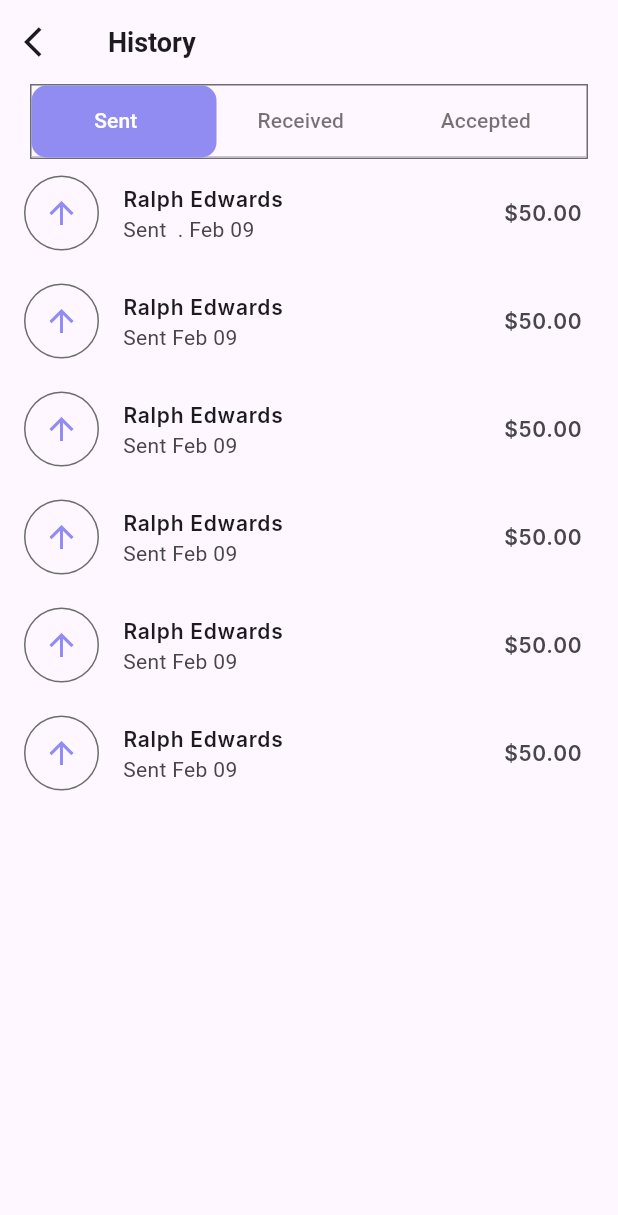
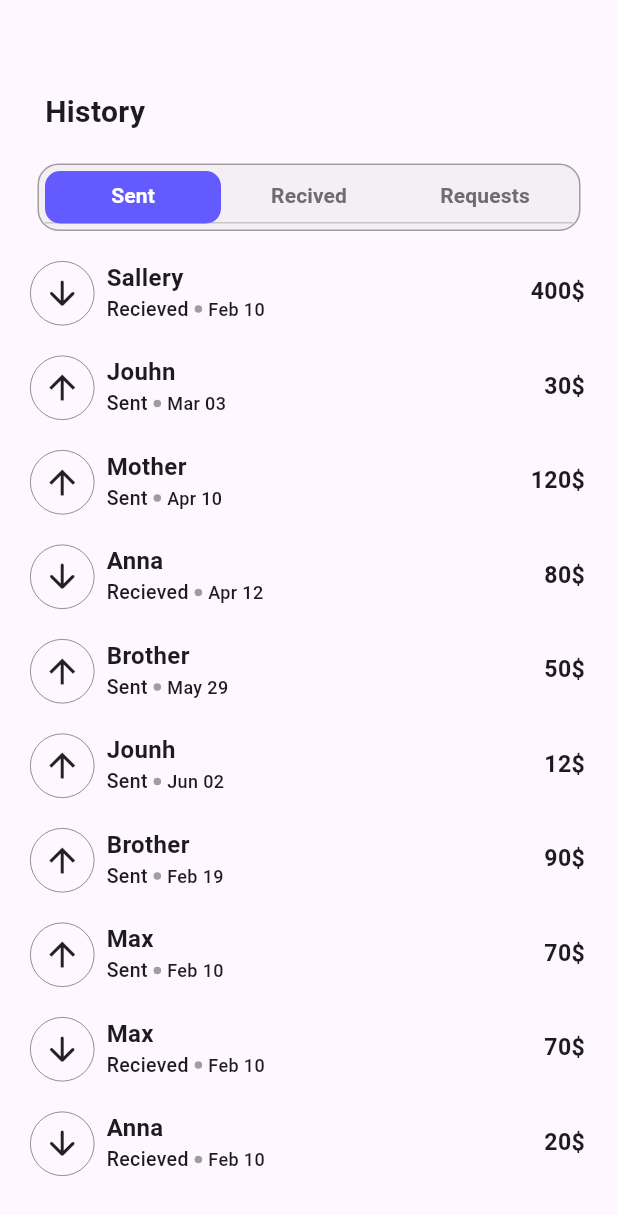
Before and after one commit to amir-hossein-rajaezadeh/flutter_bank, a Flutter app: the HistoryPage screen opened by its route, on a phone screen of 412 x 824 dp. Shown: the top 1215 px of the screen. Run offline on Flutter 3.47's test engine with Material 3 defaults, Android fonts, the light colour scheme and no system bars; our stand-ins replace animated_theme_switcher, bloc, equatable, flutter_bloc, flutter_screenutil, go_router; Roboto replaces fonts that are missing (Inter).

Commit message:
adding historyPage

```diff
--- a/lib/screens/cards_page.dart
+++ b/lib/screens/cards_page.dart
@@ -1,8 +1,8 @@
 import 'package:flutter/material.dart';
 import 'package:flutter_bank/model/models.dart';
 import 'package:flutter_bank/utils/my_colors.dart';
-import '../widgets/card_content.dart';
-import '../widgets/cool_swiper.dart';
+import '../widgets/card/card_content.dart';
+import '../widgets/card/cool_swiper.dart';
 
 class CardsPage extends StatefulWidget {
   const CardsPage({super.key});
--- a/lib/screens/history_page.dart
+++ b/lib/screens/history_page.dart
@@ -1,8 +1,11 @@
+import 'package:flutter/cupertino.dart';
 import 'package:flutter/material.dart';
-import 'package:flutter_bank/utils/my_colors.dart';
-import 'package:flutter_bank/widgets/tabbar_widget.dart';
+import 'package:flutter/widgets.dart';
+import 'package:flutter_bank/widgets/custom_app_bar.dart';
 
 import '../model/models.dart';
+import '../utils/my_colors.dart';
+import '../widgets/transaction_item.dart';
 
 class HistoryPage extends StatefulWidget {
   const HistoryPage({super.key});
@@ -12,102 +15,94 @@ class HistoryPage extends StatefulWidget {
 }
 
 class _HistoryPageState extends State<HistoryPage>
-    with TickerProviderStateMixin {
-  late final TabController tabController;
+    with SingleTickerProviderStateMixin {
+  late final TabController _tabController =
+      TabController(vsync: this, length: tabList.length);
 
-  @override
-  void initState() {
-    super.initState();
-    tabController = TabController(length: 3, vsync: this);
-  }
-
+  final List<Tab> tabList = [
+    const Tab(
+      text: "Sent",
+    ),
+    const Tab(
+      text: "Recived",
+    ),
+    const Tab(
+      text: "Requests",
+    ),
+  ];
   @override
   void dispose() {
-    tabController.dispose();
+    _tabController.dispose();
     super.dispose();
   }
 
   @override
   Widget build(BuildContext context) {
-    return Scaffold(
-      appBar: AppBar(
-        leading: IconButton(
-          onPressed: () {
-            Navigator.pop(context);
-          },
-          icon: const Icon(Icons.arrow_back_ios),
+    return DefaultTabController(
+      length: tabList.length,
+      initialIndex: 0,
+      child: Scaffold(
+        body: Column(
+          children: [
+            buildCustomAppBarWidget("History"),
+            Container(
+              height: 45,
+              margin: const EdgeInsets.only(right: 25, left: 25, top: 20),
+              decoration: BoxDecoration(
+                color: Colors.grey.withOpacity(0.1),
+                borderRadius: BorderRadius.circular(14),
+                border: Border.all(color: Colors.grey),
               ),
-        title: const Text(
-          "History",
-          style: TextStyle(
-            fontSize: 18,
-            fontWeight: FontWeight.w700,
+              child: TabBar(
+                tabs: tabList,
+                controller: _tabController,
+                indicatorSize: TabBarIndicatorSize.tab,
+                padding: const EdgeInsets.all(4),
+                indicator: const BoxDecoration(
+                  color: MyColors.darkPurple,
+                  borderRadius: BorderRadius.all(
+                    Radius.circular(10),
                   ),
                 ),
-      ),
-      body: Column(
-        children: [
-          Container(
-            margin: const EdgeInsets.only(right: 20, left: 20),
-            decoration: BoxDecoration(
-              border: Border.all(color: MyColors.grey),
-            ),
-            child: TabBar(
-              controller: tabController,
-              indicatorSize: TabBarIndicatorSize.tab,
-              //dividerColor: Colors.transparent,
-              indicator: const BoxDecoration(
-                color: MyColors.darkPurple,
-                borderRadius: BorderRadius.all(Radius.circular(10)),
-              ),
                 labelColor: Colors.white,
-              unselectedLabelColor: Colors.black54,
-              tabs: const [
-                TabItem(title: 'Sent'),
-                TabItem(title: 'Received'),
-                TabItem(title: 'Accepted'),
-              ],
+                unselectedLabelColor: MyColors.grey,
+                labelStyle: const TextStyle(fontWeight: FontWeight.w700),
+                unselectedLabelStyle: const TextStyle(
+                    color: Colors.black54, fontWeight: FontWeight.w700),
               ),
             ),
+            Expanded(
+              child: TabBarView(
+                controller: _tabController,
+                children: [
                   ListView.builder(
+                    itemCount: getTransactionList().length,
                     shrinkWrap: true,
-            itemCount: getHistoryList().length,
+                    padding: const EdgeInsets.only(top: 0),
+                    scrollDirection: Axis.vertical,
                     itemBuilder: (context, index) {
-              final historyItem = getHistoryList()[index];
-              return ListTile(
-                leading: Container(
-                  decoration: BoxDecoration(
-                      borderRadius: BorderRadius.circular(100),
-                      border: Border.all(color: MyColors.grey)),
-                  child: IconButton(
-                    icon: const Icon(
-                      Icons.arrow_upward,
-                      color: MyColors.darkPurple,
+                      final TransactionModel transactionItem =
+                          getTransactionList()[index];
+                      return buildTransactionItemWidget(transactionItem);
+                    },
                   ),
-                    onPressed: () {},
-                  ),
-                ),
-                title: Text(
-                  historyItem.title,
-                  style: const TextStyle(
-                      fontSize: 14,
-                      fontWeight: FontWeight.w600,
-                      fontFamily: 'Inter'),
-                ),
-                subtitle: Text(historyItem.subtitle),
-                trailing: Text(
-                  historyItem.trailing,
-                  style: const TextStyle(
-                      fontSize: 14,
-                      fontWeight: FontWeight.w600,
-                      fontFamily: 'Inter'),
-                ),
-              );
+                  ListView.builder(
+                    itemCount: 2,
+                    shrinkWrap: true,
+                    padding: const EdgeInsets.only(top: 0),
+                    scrollDirection: Axis.vertical,
+                    itemBuilder: (context, index) {
+                      final TransactionModel transactionItem =
+                          getTransactionList()[index];
+                      return buildTransactionItemWidget(transactionItem);
                     },
                   ),
                 ],
               ),
+            ),
+          ],
+        ),
+      ),
     );
   }
 }
-//
--- a/lib/screens/home_page.dart
+++ b/lib/screens/home_page.dart
@@ -1,5 +1,6 @@
 import 'package:animated_theme_switcher/animated_theme_switcher.dart';
 import 'package:flutter/material.dart';
+import 'package:flutter_bank/widgets/transaction_item.dart';
 import 'package:flutter_screenutil/flutter_screenutil.dart';
 import '../model/models.dart';
 import '../utils/my_colors.dart';
@@ -310,81 +311,7 @@ class _HomePageState extends State<HomePage> {
             itemBuilder: (context, index) {
               final TransactionModel transactionItem =
                   getTransactionList()[index];
-              return Container(
-                margin: const EdgeInsets.only(top: 18, left: 20, right: 22),
-                child: Row(
-                  mainAxisAlignment: MainAxisAlignment.spaceBetween,
-                  children: [
-                    Row(
-                      children: [
-                        Container(
-                          margin: const EdgeInsets.only(top: 2),
-                          decoration: BoxDecoration(
-                            borderRadius: BorderRadius.circular(100),
-                            border:
-                                Border.all(color: MyColors.grey, width: 0.5),
-                          ),
-                          child: Padding(
-                            padding: const EdgeInsets.all(8.0),
-                            child: Center(
-                              child: Icon(
-                                transactionItem.isSent
-                                    ? Icons.arrow_upward_sharp
-                                    : Icons.arrow_downward_rounded,
-                                size: 26,
-                              ),
-                            ),
-                          ),
-                        ),
-                        const SizedBox(
-                          width: 8,
-                        ),
-                        Column(
-                          crossAxisAlignment: CrossAxisAlignment.start,
-                          children: [
-                            Text(
-                              transactionItem.title,
-                              style: const TextStyle(
-                                  fontSize: 16, fontWeight: FontWeight.w700),
-                            ),
-                            Row(
-                              mainAxisAlignment: MainAxisAlignment.start,
-                              children: [
-                                Text(
-                                  transactionItem.isSent ? "Sent" : "Recieved",
-                                  style: const TextStyle(
-                                      fontSize: 13,
-                                      fontWeight: FontWeight.w500),
-                                ),
-                                Container(
-                                  margin:
-                                      const EdgeInsets.symmetric(horizontal: 4),
-                                  width: 5,
-                                  height: 5,
-                                  decoration: BoxDecoration(
-                                      borderRadius: BorderRadius.circular(100),
-                                      color: Colors.grey),
-                                ),
-                                Text(
-                                  transactionItem.date,
-                                  style: const TextStyle(
-                                      fontSize: 12,
-                                      fontWeight: FontWeight.w500),
-                                )
-                              ],
-                            )
-                          ],
-                        ),
-                      ],
-                    ),
-                    Text(
-                      "${transactionItem.price}\$",
-                      style: TextStyle(
-                          fontSize: 14.sp, fontWeight: FontWeight.w700),
-                    )
-                  ],
-                ),
-              );
+              return buildTransactionItemWidget(transactionItem);
             },
           ),
         ),
--- a/lib/screens/main_page.dart
+++ b/lib/screens/main_page.dart
@@ -2,6 +2,7 @@ import 'package:animated_theme_switcher/animated_theme_switcher.dart';
 import 'package:flutter/cupertino.dart';
 import 'package:flutter/material.dart';
 import 'package:flutter_bank/screens/cards_page.dart';
+import 'package:flutter_bank/screens/history_page.dart';
 import 'package:flutter_bank/screens/home_page.dart';
 import 'package:flutter_bank/screens/payment_page.dart';
 
@@ -42,8 +43,7 @@ class _MainPageState extends State<MainPage>
         body: DefaultTabController(
           initialIndex: 0,
           length: myTabs.length,
-          child: Scaffold(
-            body: Column(
+          child: Column(
               children: [
                 Expanded(
                   child: TabBarView(
@@ -52,14 +52,7 @@ class _MainPageState extends State<MainPage>
                       HomePage(),
                       CardsPage(),
                       PaymentPage(),
-                      Center(
-                        child: Text(
-                          "Profile Screen",
-                          style: TextStyle(
-                            fontSize: 20,
-                          ),
-                        ),
-                      )
+                      HistoryPage()
                     ],
                   ),
                 ),
@@ -78,7 +71,7 @@ class _MainPageState extends State<MainPage>
             ),
           ),
         ),
-      ),
+
     );
   }
 }
--- a/lib/screens/payment_page.dart
+++ b/lib/screens/payment_page.dart
@@ -1,6 +1,7 @@
 import 'package:flutter/material.dart';
 import 'package:flutter_bank/model/models.dart';
 import 'package:flutter_bank/utils/my_colors.dart';
+import 'package:flutter_bank/widgets/custom_app_bar.dart';
 import 'package:flutter_bank/widgets/show_model.dart';
 
 import '../utils/utils.dart';
@@ -22,20 +23,7 @@ class _PaymentPageState extends State<PaymentPage> {
       body: SingleChildScrollView(
         child: Column(
           children: [
-            Container(
-              margin: const EdgeInsets.only(top: 60, left: 30),
-              child: const Row(
-                children: [
-                  Text(
-                    "Pay",
-                    style: TextStyle(
-                      fontSize: 20,
-                      fontWeight: FontWeight.w700,
-                    ),
-                  ),
-                ],
-              ),
-            ),
+            buildCustomAppBarWidget("Pay"),
             Padding(
               padding: const EdgeInsets.all(24.0),
               child: Column(
@@ -66,7 +54,7 @@ class _PaymentPageState extends State<PaymentPage> {
                                   fontSize: 22,
                                   color: Colors.black),
                             ),
-                            hintText: "amount value",
+                            hintText: "amount",
                             hintStyle: TextStyle(
                                 fontSize: 14, fontWeight: FontWeight.w600),
                             hintFadeDuration: Duration(milliseconds: 600),
--- a/lib/utils/my_colors.dart
+++ b/lib/utils/my_colors.dart
@@ -2,7 +2,7 @@ import 'package:flutter/material.dart';
 
 class MyColors {
   static const Color lightPurple = Color(0xFFEFEFFF);
-  static const Color darkPurple = Color.fromARGB(255, 145, 140, 242);
+  static const Color darkPurple = Color(0xFF635BFF);
   static const Color darkBackgroundColor = Color(0xFF232323);
   static const Color grey = Color(0xFF6D6D6D);
   static const Color darkBlue = Color(0xFF07008A);
--- a/lib/utils/my_routes.dart
+++ b/lib/utils/my_routes.dart
@@ -17,11 +17,11 @@ class MyRoutes {
       ),
       GoRoute(
         path: "/paymentPage",
-        builder: (context, state) => PaymentPage(),
+        builder: (context, state) => const PaymentPage(),
       ),
       GoRoute(
         path: "/topuptPage",
-        builder: (context, state) => PaymentPage(),
+        builder: (context, state) => const PaymentPage(),
       )
     ],
   );
--- a/lib/utils/my_theme.dart
+++ b/lib/utils/my_theme.dart
@@ -9,11 +9,11 @@ ThemeData lightTheme = ThemeData.light().copyWith(
     ),
     labelColor: MyColors.darkPurple,
     unselectedLabelColor: Colors.grey.shade400,
-    unselectedLabelStyle: TextStyle(color: Colors.grey.shade400, fontSize: 30),
+    unselectedLabelStyle: TextStyle(color: Colors.grey.shade400, fontSize: 16),
     dividerColor: Colors.transparent,
     indicatorSize: TabBarIndicatorSize.label,
     labelStyle: const TextStyle(
-        fontSize: 12, letterSpacing: 1.3, fontWeight: FontWeight.w500),
+        fontSize: 18, letterSpacing: 1.3, fontWeight: FontWeight.w500),
   ),
   primaryColor: const Color(0xFFfafafa),
   scaffoldBackgroundColor: MyColors.white,
--- a/lib/widgets/cool_swiper.dart
+++ b/lib/widgets/card/cool_swiper.dart
@@ -1,7 +1,7 @@
 import 'package:flutter/material.dart';
 
-import '../model/swiper_card.dart';
-import '../utils/constants.dart';
+import '../../model/swiper_card.dart';
+import '../../utils/constants.dart';
 import 'cool_swiper_card.dart';
 import 'cool_swiper_card_wrapper.dart';
 
--- a/lib/widgets/cool_swiper_card.dart
+++ b/lib/widgets/card/cool_swiper_card.dart
@@ -1,9 +1,9 @@
 import 'dart:math' as math;
 import 'package:flutter/material.dart';
 
-import '../model/swiper_card.dart';
-import '../utils/constants.dart';
-import '../utils/utils.dart';
+import '../../model/swiper_card.dart';
+import '../../utils/constants.dart';
+import '../../utils/utils.dart';
 
 /// This is the widget responsible for user drag & release animations
 ///
--- a/lib/widgets/cool_swiper_card_wrapper.dart
+++ b/lib/widgets/card/cool_swiper_card_wrapper.dart
@@ -1,6 +1,6 @@
 import 'package:flutter/material.dart';
 
-import '../utils/constants.dart';
+import '../../utils/constants.dart';
 
 /// This widget is responsible for scaling up & sliding down
 /// the background cards of the the card being dragged to give the
--- /dev/null
+++ b/lib/widgets/custom_app_bar.dart
@@ -0,0 +1,19 @@
+import 'package:flutter/material.dart';
+import 'package:flutter/widgets.dart';
+
+Widget buildCustomAppBarWidget(String title) {
+  return Container(
+    margin: const EdgeInsets.only(top: 60, left: 30),
+    child: Row(
+      children: [
+        Text(
+          title,
+          style: const TextStyle(
+            fontSize: 20,
+            fontWeight: FontWeight.w700,
+          ),
+        ),
+      ],
+    ),
+  );
+}
--- a/lib/widgets/tabbar_widget.dart
+++ /dev/null
@@ -1,32 +0,0 @@
-import 'package:flutter/material.dart';
-
-class TabItem extends StatelessWidget {
-  final String title;
-
-  const TabItem({
-    super.key,
-    required this.title,
-  });
-
-  @override
-  Widget build(BuildContext context) {
-    return Tab(
-      child: Row(
-        mainAxisAlignment: MainAxisAlignment.center,
-        children: [
-          Text(
-            title,
-            overflow: TextOverflow.ellipsis,
-          ),
-          Container(
-            margin: const EdgeInsetsDirectional.only(start: 5),
-            padding: const EdgeInsets.all(3),
-            decoration: const BoxDecoration(
-              shape: BoxShape.circle,
-            ),
-          )
-        ],
-      ),
-    );
-  }
-}
--- /dev/null
+++ b/lib/widgets/transaction_item.dart
@@ -0,0 +1,85 @@
+import 'package:flutter/material.dart';
+import 'package:flutter_bank/model/models.dart';
+import 'package:flutter_screenutil/flutter_screenutil.dart';
+
+import '../utils/my_colors.dart';
+
+Widget buildTransactionItemWidget(TransactionModel transactionItem){
+  return Container(
+    child: Container(
+                margin: const EdgeInsets.only(top: 18, left: 20, right: 22),
+                child: Row(
+                  mainAxisAlignment: MainAxisAlignment.spaceBetween,
+                  children: [
+                    Row(
+                      children: [
+                        Container(
+                          margin: const EdgeInsets.only(top: 2),
+                          decoration: BoxDecoration(
+                            borderRadius: BorderRadius.circular(100),
+                            border:
+                                Border.all(color: MyColors.grey, width: 0.5),
+                          ),
+                          child: Padding(
+                            padding: const EdgeInsets.all(8.0),
+                            child: Center(
+                              child: Icon(
+                                transactionItem.isSent
+                                    ? Icons.arrow_upward_sharp
+                                    : Icons.arrow_downward_rounded,
+                                size: 26,
+                              ),
+                            ),
+                          ),
+                        ),
+                        const SizedBox(
+                          width: 8,
+                        ),
+                        Column(
+                          crossAxisAlignment: CrossAxisAlignment.start,
+                          children: [
+                            Text(
+                              transactionItem.title,
+                              style: const TextStyle(
+                                  fontSize: 16, fontWeight: FontWeight.w700),
+                            ),
+                            Row(
+                              mainAxisAlignment: MainAxisAlignment.start,
+                              children: [
+                                Text(
+                                  transactionItem.isSent ? "Sent" : "Recieved",
+                                  style: const TextStyle(
+                                      fontSize: 13,
+                                      fontWeight: FontWeight.w500),
+                                ),
+                                Container(
+                                  margin:
+                                      const EdgeInsets.symmetric(horizontal: 4),
+                                  width: 5,
+                                  height: 5,
+                                  decoration: BoxDecoration(
+                                      borderRadius: BorderRadius.circular(100),
+                                      color: Colors.grey),
+                                ),
+                                Text(
+                                  transactionItem.date,
+                                  style: const TextStyle(
+                                      fontSize: 12,
+                                      fontWeight: FontWeight.w500),
+                                )
+                              ],
+                            )
+                          ],
+                        ),
+                      ],
+                    ),
+                    Text(
+                      "${transactionItem.price}\$",
+                      style: TextStyle(
+                          fontSize: 14.sp, fontWeight: FontWeight.w700),
+                    )
+                  ],
+                ),
+              ),
+  );
+}
```
Also changed, not shown: lib/widgets/card/card_content.dart (renamed from lib/widgets/card_content.dart). Lines whose indentation alone changed are shown as unchanged.
